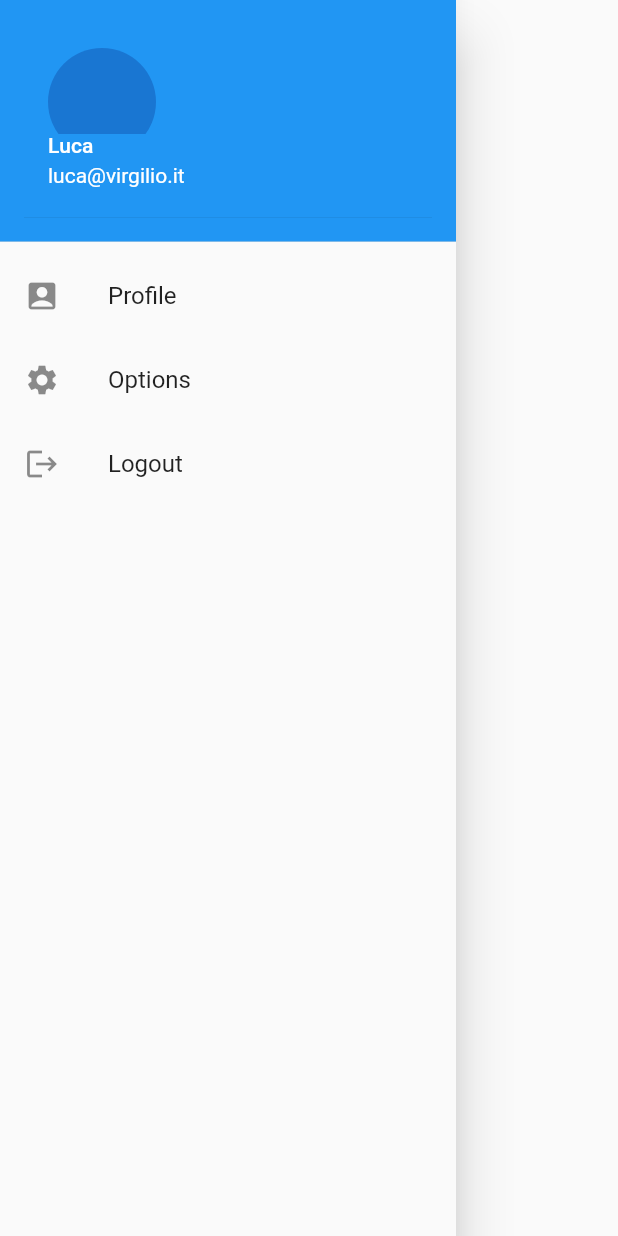
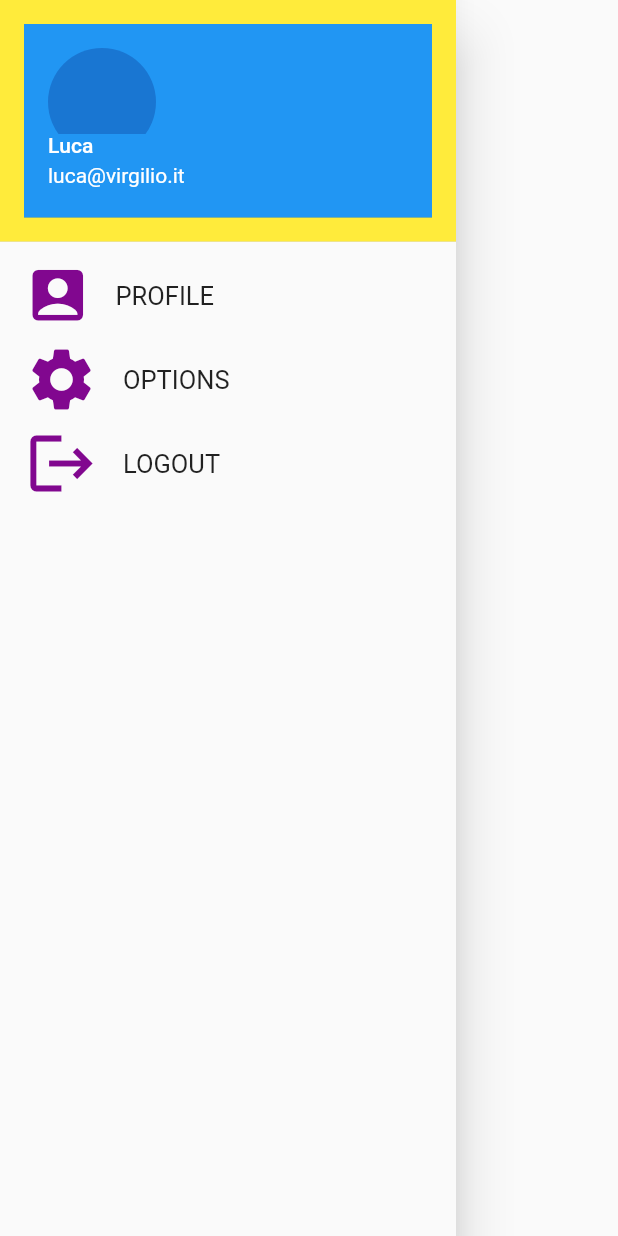
Before and after one commit to urbanitomm/bwthw, a Flutter app: the MyDrawer widget shown alone on an empty page, opened directly, on a phone screen of 412 x 824 dp. Run offline on Flutter 3.47's test engine with Material 2 defaults, Android fonts, the phone set to English and light mode, and no system bars; our stand-ins replace floor, flutter_login, jwt_decoder, shared_preferences, sqflite, syncfusion_flutter_calendar; accounts and stored records are empty; generated files the repository leaves out were written again; network calls fail.

Commit message:
colors of UI

```diff
--- a/lib/screens/Options.dart
+++ b/lib/screens/Options.dart
@@ -140,7 +140,7 @@ class OptionState extends State<OptionS> {
                 primary: Colors.black,
                 background: Colors.black,
                 onBackground: Colors.black,
-                secondary: Colors.blue,
+                secondary: Colors.yellow,
               ),
             )
           : ThemeData(
@@ -149,7 +149,7 @@ class OptionState extends State<OptionS> {
                 primary: Color.fromARGB(190, 71, 70, 70),
                 background: Color.fromARGB(255, 0, 0, 0),
                 onBackground: Colors.white,
-                secondary: Colors.blue,
+                secondary: Colors.yellow,
               ),
             ),
     );
--- a/lib/screens/calendar.dart
+++ b/lib/screens/calendar.dart
@@ -220,7 +220,7 @@ class CalendarDiary extends State<CustomAgenda> {
         endTime:
             DateTime.parse(report.date).add(const Duration(hours: 5, days: -1)),
         subject: report.content,
-        color: Color.fromARGB(255, 76, 147, 175),
+        color: Color.fromARGB(255, 129, 7, 143),
         isAllDay: true,
       ));
     }
--- a/lib/screens/contacts.dart
+++ b/lib/screens/contacts.dart
@@ -43,7 +43,7 @@ class ConctatState extends State<Contacts> {
                   primary: Colors.black,
                   background: Colors.black,
                   onBackground: Colors.black,
-                  secondary: Colors.blue,
+                  secondary: Colors.yellow,
                 ),
               )
             : ThemeData(
@@ -52,7 +52,7 @@ class ConctatState extends State<Contacts> {
                   primary: Color.fromARGB(190, 71, 70, 70),
                   background: Color.fromARGB(255, 0, 0, 0),
                   onBackground: Colors.white,
-                  secondary: Colors.blue,
+                  secondary: Colors.yellow,
                 ),
               ),
         home: Scaffold(
--- a/lib/screens/homepage.dart
+++ b/lib/screens/homepage.dart
@@ -93,7 +93,7 @@ class _HomeState extends State<Homepage> {
                   primary: Colors.black,
                   background: Colors.black,
                   onBackground: Colors.black,
-                  secondary: Colors.blue,
+                  secondary: Colors.yellow,
                 ),
               )
             : ThemeData(
@@ -102,7 +102,7 @@ class _HomeState extends State<Homepage> {
                   primary: Color.fromARGB(190, 71, 70, 70),
                   background: Color.fromARGB(255, 0, 0, 0),
                   onBackground: Colors.white,
-                  secondary: Colors.blue,
+                  secondary: Colors.yellow,
                 ),
               ),
         home: Scaffold(
--- a/lib/screens/profile.dart
+++ b/lib/screens/profile.dart
@@ -40,7 +40,7 @@ class _ProfileState extends State<Profile> {
                 primary: Colors.black,
                 background: Colors.black,
                 onBackground: Colors.black,
-                secondary: Colors.blue,
+                secondary: Colors.yellow,
               ),
             )
           : ThemeData(
@@ -49,7 +49,7 @@ class _ProfileState extends State<Profile> {
                 primary: Color.fromARGB(190, 71, 70, 70),
                 background: Color.fromARGB(255, 0, 0, 0),
                 onBackground: Colors.white,
-                secondary: Colors.blue,
+                secondary: Colors.yellow,
               ),
             ),
       home: Scaffold(
--- a/lib/screens/selfReport.dart
+++ b/lib/screens/selfReport.dart
@@ -48,7 +48,7 @@ class SelfReportState extends State<SelfReport> {
                 primary: Colors.black,
                 background: Colors.black,
                 onBackground: Colors.black,
-                secondary: Colors.blue,
+                secondary: Colors.yellow,
               ),
             )
           : ThemeData(
@@ -57,7 +57,7 @@ class SelfReportState extends State<SelfReport> {
                 primary: Color.fromARGB(190, 71, 70, 70),
                 background: Color.fromARGB(255, 0, 0, 0),
                 onBackground: Colors.white,
-                secondary: Colors.blue,
+                secondary: Colors.yellow,
               ),
             ),
       home: Scaffold(
--- a/lib/utils/mydrawer.dart
+++ b/lib/utils/mydrawer.dart
@@ -14,7 +14,7 @@ class MyDrawer extends StatelessWidget {
         children: [
           const DrawerHeader(
             decoration: BoxDecoration(
-              color: Colors.blue,
+              color: Colors.yellow,
             ),
             child: Stack(
               children: [
@@ -31,24 +31,39 @@ class MyDrawer extends StatelessWidget {
             ),
           ),
           ListTile(
-            leading: const Icon(Icons.account_box),
-            title: const Text("Profile"),
+            leading: const Icon(
+              Icons.account_box,
+              color: Color.fromARGB(255, 129, 7, 143),
+              size: 45,
+            ),
+            title: const Text("PROFILE", style: TextStyle(fontSize: 17)),
+            selectedColor: Colors.yellow,
             onTap: () {
               Navigator.push(
                   context, MaterialPageRoute(builder: (context) => Profile()));
             },
           ),
           ListTile(
-            leading: const Icon(Icons.settings),
-            title: const Text("Options"),
+            leading: const Icon(
+              Icons.settings,
+              color: Color.fromARGB(255, 129, 7, 143),
+              size: 50,
+            ),
+            title: const Text("OPTIONS", style: TextStyle(fontSize: 17)),
+            selectedColor: Colors.yellow,
             onTap: () {
               Navigator.push(
                   context, MaterialPageRoute(builder: (context) => Options()));
             },
           ),
           ListTile(
-              leading: const Icon(Icons.logout),
-              title: const Text("Logout"),
+              leading: const Icon(
+                Icons.logout,
+                color: Color.fromARGB(255, 129, 7, 143),
+                size: 50,
+              ),
+              title: const Text("LOGOUT", style: TextStyle(fontSize: 17)),
+              selectedColor: Colors.yellow,
               onTap: () async {
                 //Logging out the shared preferences for the profile are deleted
                 SharedPreferences sp = await SharedPreferences.getInstance();
```
Also changed, not shown: lib/screens/diary.dart (+7 -4 lines), lib/screens/home.dart (+6 -6 lines), lib/utils/myappbar.dart (+12 -4 lines).
